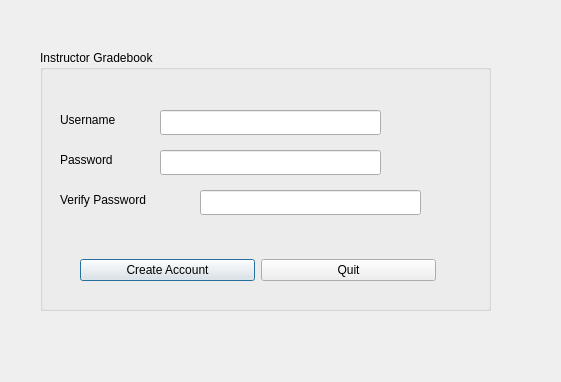
meeksjt/SuperTeacherGradebook499, file src/CreateUser.ui: the form before one commit.
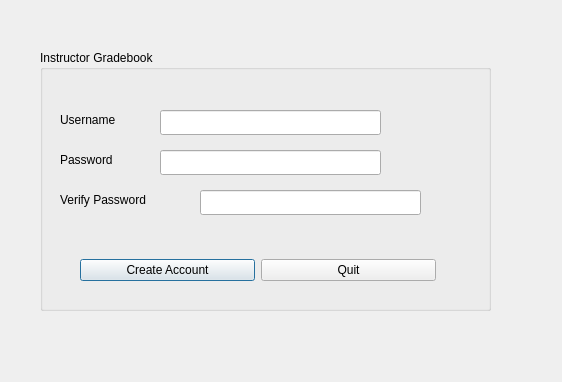
The form after the commit.

```diff
--- a/src/CreateUser.ui
+++ b/src/CreateUser.ui
@@ -6,7 +6,7 @@
    <rect>
     <x>0</x>
     <y>0</y>
-    <width>561</width>
+    <width>562</width>
     <height>382</height>
    </rect>
   </property>
```
Left out of the diff: 11 changed lines with no effect on the pictures.
